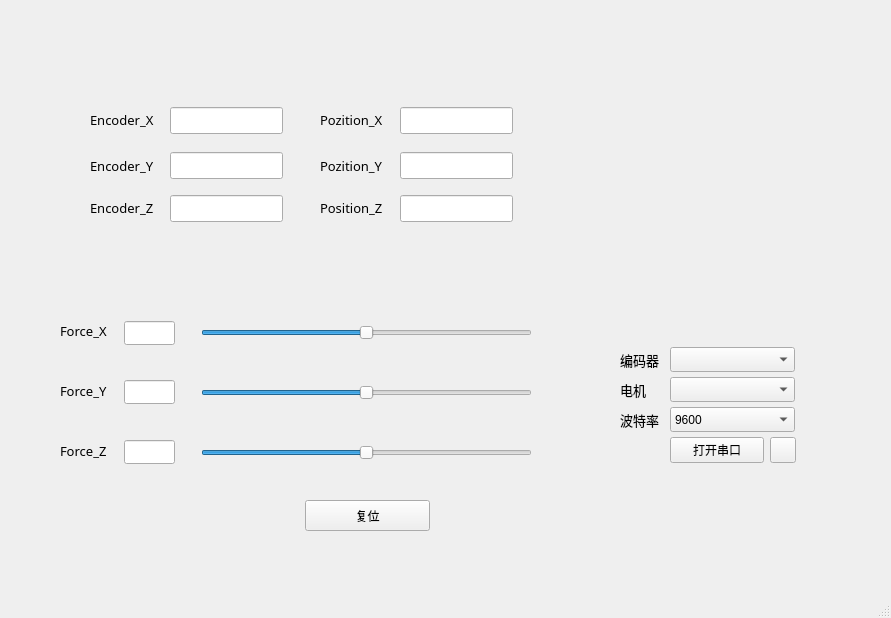
First picture: the form in Force_feedback_app/mainwindow.ui, repository hxy69/Force_FeedBack, before the edit.
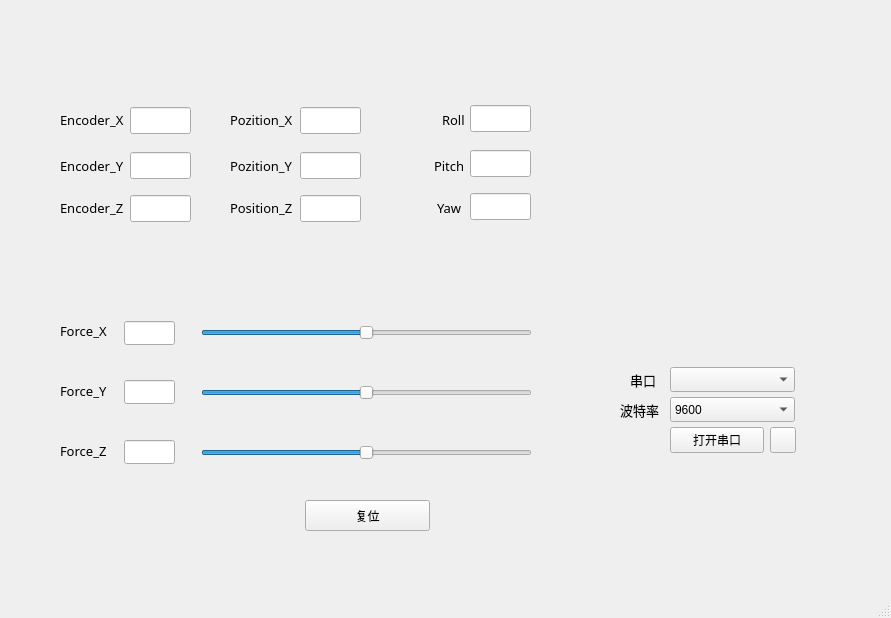
Second picture: the form after the edit. Custom widgets are drawn as their Qt base class.

Commit message: 主控板集成了三路AS5600,QT也有两个串口改成了一个串口

```diff
--- a/Force_feedback_app/mainwindow.ui
+++ b/Force_feedback_app/mainwindow.ui
@@ -37,17 +37,7 @@
     <property name="geometry">
      <rect>
       <x>670</x>
-      <y>347</y>
-      <width>125</width>
-      <height>25</height>
-     </rect>
-    </property>
-   </widget>
-   <widget class="QComboBox" name="MOTOR_COM">
-    <property name="geometry">
-     <rect>
-      <x>670</x>
-      <y>377</y>
+      <y>367</y>
       <width>125</width>
       <height>25</height>
      </rect>
@@ -57,7 +47,7 @@
     <property name="geometry">
      <rect>
       <x>670</x>
-      <y>407</y>
+      <y>397</y>
       <width>125</width>
       <height>25</height>
      </rect>
@@ -77,7 +67,7 @@
     <property name="geometry">
      <rect>
       <x>670</x>
-      <y>437</y>
+      <y>427</y>
       <width>94</width>
       <height>26</height>
      </rect>
@@ -90,7 +80,7 @@
     <property name="geometry">
      <rect>
       <x>770</x>
-      <y>437</y>
+      <y>427</y>
       <width>26</width>
       <height>26</height>
      </rect>
@@ -140,9 +130,9 @@
    <widget class="QLineEdit" name="lineEdit_1">
     <property name="geometry">
      <rect>
-      <x>170</x>
+      <x>130</x>
       <y>107</y>
-      <width>113</width>
+      <width>61</width>
       <height>27</height>
      </rect>
     </property>
@@ -156,9 +146,9 @@
    <widget class="QLineEdit" name="lineEdit_2">
     <property name="geometry">
      <rect>
-      <x>170</x>
+      <x>130</x>
       <y>152</y>
-      <width>113</width>
+      <width>61</width>
       <height>27</height>
      </rect>
     </property>
@@ -172,9 +162,9 @@
    <widget class="QLineEdit" name="lineEdit_3">
     <property name="geometry">
      <rect>
-      <x>170</x>
+      <x>130</x>
       <y>195</y>
-      <width>113</width>
+      <width>61</width>
       <height>27</height>
      </rect>
     </property>
@@ -188,9 +178,9 @@
    <widget class="QLineEdit" name="lineEdit_4">
     <property name="geometry">
      <rect>
-      <x>400</x>
+      <x>300</x>
       <y>107</y>
-      <width>113</width>
+      <width>61</width>
       <height>27</height>
      </rect>
     </property>
@@ -204,9 +194,9 @@
    <widget class="QLineEdit" name="lineEdit_5">
     <property name="geometry">
      <rect>
-      <x>400</x>
+      <x>300</x>
       <y>152</y>
-      <width>113</width>
+      <width>61</width>
       <height>27</height>
      </rect>
     </property>
@@ -220,9 +210,9 @@
    <widget class="QLineEdit" name="lineEdit_6">
     <property name="geometry">
      <rect>
-      <x>400</x>
+      <x>300</x>
       <y>195</y>
-      <width>113</width>
+      <width>61</width>
       <height>27</height>
      </rect>
     </property>
@@ -236,7 +226,7 @@
    <widget class="QLabel" name="label">
     <property name="geometry">
      <rect>
-      <x>90</x>
+      <x>60</x>
       <y>110</y>
       <width>64</width>
       <height>19</height>
@@ -257,7 +247,7 @@
    <widget class="QLabel" name="label_2">
     <property name="geometry">
      <rect>
-      <x>90</x>
+      <x>60</x>
       <y>156</y>
       <width>64</width>
       <height>19</height>
@@ -278,7 +268,7 @@
    <widget class="QLabel" name="label_3">
     <property name="geometry">
      <rect>
-      <x>90</x>
+      <x>60</x>
       <y>198</y>
       <width>64</width>
       <height>19</height>
@@ -299,7 +289,7 @@
    <widget class="QLabel" name="label_4">
     <property name="geometry">
      <rect>
-      <x>320</x>
+      <x>230</x>
       <y>156</y>
       <width>64</width>
       <height>19</height>
@@ -320,7 +310,7 @@
    <widget class="QLabel" name="label_5">
     <property name="geometry">
      <rect>
-      <x>320</x>
+      <x>230</x>
       <y>198</y>
       <width>64</width>
       <height>19</height>
@@ -341,7 +331,7 @@
    <widget class="QLabel" name="label_6">
     <property name="geometry">
      <rect>
-      <x>320</x>
+      <x>230</x>
       <y>110</y>
       <width>64</width>
       <height>19</height>
@@ -486,29 +476,8 @@
    <widget class="QLabel" name="label_10">
     <property name="geometry">
      <rect>
-      <x>620</x>
-      <y>350</y>
-      <width>51</width>
-      <height>19</height>
-     </rect>
-    </property>
-    <property name="font">
-     <font>
-      <family>微软雅黑</family>
-      <pointsize>10</pointsize>
-      <weight>50</weight>
-      <bold>false</bold>
-     </font>
-    </property>
-    <property name="text">
-     <string>编码器</string>
-    </property>
-   </widget>
-   <widget class="QLabel" name="label_11">
-    <property name="geometry">
-     <rect>
-      <x>620</x>
-      <y>380</y>
+      <x>630</x>
+      <y>370</y>
       <width>31</width>
       <height>19</height>
      </rect>
@@ -522,14 +491,14 @@
      </font>
     </property>
     <property name="text">
-     <string>电机</string>
+     <string>串口</string>
     </property>
    </widget>
    <widget class="QLabel" name="label_12">
     <property name="geometry">
      <rect>
       <x>620</x>
-      <y>410</y>
+      <y>400</y>
       <width>41</width>
       <height>19</height>
      </rect>
@@ -551,11 +520,122 @@
      <rect>
       <x>590</x>
       <y>40</y>
-      <width>250</width>
-      <height>250</height>
+      <width>260</width>
+      <height>260</height>
      </rect>
     </property>
    </widget>
+   <widget class="QLineEdit" name="lineEdit_7">
+    <property name="geometry">
+     <rect>
+      <x>470</x>
+      <y>105</y>
+      <width>61</width>
+      <height>27</height>
+     </rect>
+    </property>
+    <property name="minimumSize">
+     <size>
+      <width>0</width>
+      <height>24</height>
+     </size>
+    </property>
+   </widget>
+   <widget class="QLabel" name="label_11">
+    <property name="geometry">
+     <rect>
+      <x>442</x>
+      <y>110</y>
+      <width>31</width>
+      <height>19</height>
+     </rect>
+    </property>
+    <property name="font">
+     <font>
+      <family>微软雅黑</family>
+      <pointsize>10</pointsize>
+      <weight>50</weight>
+      <bold>false</bold>
+     </font>
+    </property>
+    <property name="text">
+     <string>Roll</string>
+    </property>
+   </widget>
+   <widget class="QLabel" name="label_13">
+    <property name="geometry">
+     <rect>
+      <x>434</x>
+      <y>156</y>
+      <width>41</width>
+      <height>19</height>
+     </rect>
+    </property>
+    <property name="font">
+     <font>
+      <family>微软雅黑</family>
+      <pointsize>10</pointsize>
+      <weight>50</weight>
+      <bold>false</bold>
+     </font>
+    </property>
+    <property name="text">
+     <string>Pitch</string>
+    </property>
+   </widget>
+   <widget class="QLabel" name="label_14">
+    <property name="geometry">
+     <rect>
+      <x>437</x>
+      <y>198</y>
+      <width>31</width>
+      <height>19</height>
+     </rect>
+    </property>
+    <property name="font">
+     <font>
+      <family>微软雅黑</family>
+      <pointsize>10</pointsize>
+      <weight>50</weight>
+      <bold>false</bold>
+     </font>
+    </property>
+    <property name="text">
+     <string>Yaw</string>
+    </property>
+   </widget>
+   <widget class="QLineEdit" name="lineEdit_8">
+    <property name="geometry">
+     <rect>
+      <x>470</x>
+      <y>193</y>
+      <width>61</width>
+      <height>27</height>
+     </rect>
+    </property>
+    <property name="minimumSize">
+     <size>
+      <width>0</width>
+      <height>24</height>
+     </size>
+    </property>
+   </widget>
+   <widget class="QLineEdit" name="lineEdit_9">
+    <property name="geometry">
+     <rect>
+      <x>470</x>
+      <y>150</y>
+      <width>61</width>
+      <height>27</height>
+     </rect>
+    </property>
+    <property name="minimumSize">
+     <size>
+      <width>0</width>
+      <height>24</height>
+     </size>
+    </property>
+   </widget>
   </widget>
   <widget class="QMenuBar" name="menubar">
    <property name="geometry">
```
The commit also changes 74 other files.
